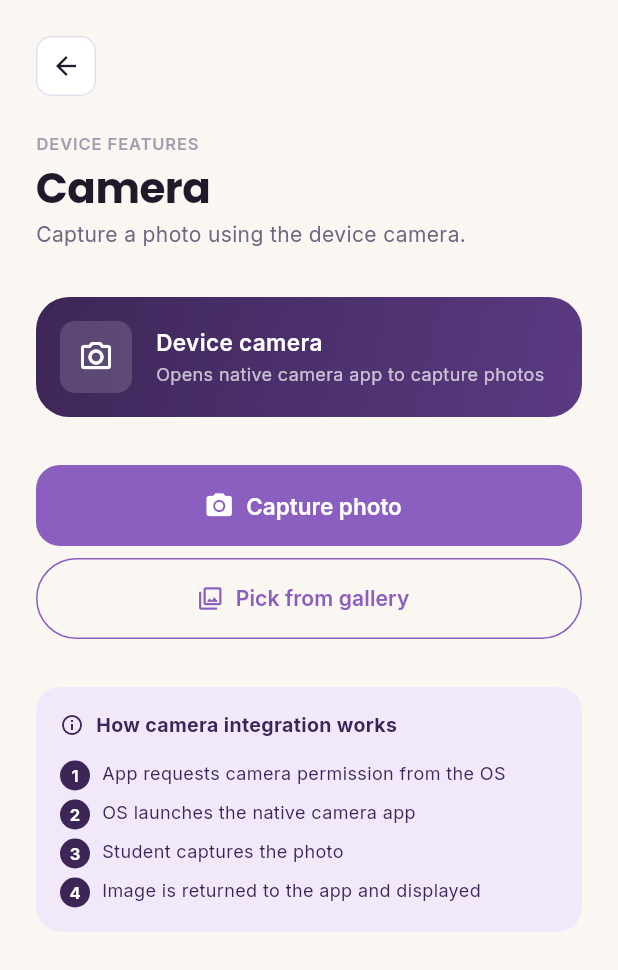
After one commit to wilkisterngatia-bit/student-portal, a Flutter app: the CameraScreen screen opened directly, after a tap on "Capture photo", on a phone screen of 412 x 824 dp. The commit adds this screen. Shown: the top 970 px of the screen. Run offline on Flutter 3.47's test engine with Material 3 defaults, Android fonts, the phone set to English and light mode, and no system bars; our stand-ins replace fl_chart, google_fonts, image_picker, local_auth, shared_preferences, sqflite; accounts and stored records are empty.

Commit message:
Batch 5 (Week 9): Added camera integration screen with photo capture and gallery picker using image_picker package

```diff
--- /dev/null
+++ b/lib/screens/camera_screen.dart
@@ -0,0 +1,395 @@
+import 'dart:io';
+import 'package:flutter/foundation.dart';
+import 'package:flutter/material.dart';
+import 'package:image_picker/image_picker.dart';
+import '../theme/app_theme.dart';
+import '../widgets/screen_header.dart';
+
+/// Week 9 — Camera Integration.
+///
+/// Demonstrates how a mobile application accesses the device camera
+/// to capture photos and display them within the app. Uses the
+/// image_picker package, which launches the phone's native camera
+/// app (or a file picker on web), handles runtime permission
+/// requests automatically, and returns the captured image file for
+/// display — exactly the pattern described in the Week 9 brief
+/// (request permission → launch camera → capture image → display).
+class CameraScreen extends StatefulWidget {
+  const CameraScreen({super.key});
+
+  @override
+  State<CameraScreen> createState() => _CameraScreenState();
+}
+
+class _CameraScreenState extends State<CameraScreen> {
+  final ImagePicker _picker = ImagePicker();
+  XFile? _capturedImage;
+  bool _isCapturing = false;
+  String? _errorMessage;
+
+  Future<void> _capturePhoto() async {
+    setState(() {
+      _isCapturing = true;
+      _errorMessage = null;
+    });
+
+    try {
+      // Launches the device camera. On physical Android/iOS, this
+      // opens the native camera app and waits for the student to
+      // take a photo. On Chrome web, it opens a file picker since
+      // browsers don't expose a camera shutter API.
+      final XFile? photo = await _picker.pickImage(
+        source: ImageSource.camera,
+        imageQuality: 85,
+        preferredCameraDevice: CameraDevice.rear,
+      );
+
+      if (!mounted) return;
+
+      if (photo != null) {
+        setState(() {
+          _capturedImage = photo;
+          _isCapturing = false;
+        });
+      } else {
+        // User cancelled — no photo taken.
+        setState(() => _isCapturing = false);
+      }
+    } catch (e) {
+      if (!mounted) return;
+      setState(() {
+        _isCapturing = false;
+        _errorMessage =
+            'Camera unavailable. On Chrome, use "Pick from gallery" instead — '
+            'the full camera shutter is only available on a physical device.';
+      });
+    }
+  }
+
+  Future<void> _pickFromGallery() async {
+    setState(() {
+      _isCapturing = true;
+      _errorMessage = null;
+    });
+
+    try {
+      final XFile? photo = await _picker.pickImage(
+        source: ImageSource.gallery,
+        imageQuality: 85,
+      );
+
+      if (!mounted) return;
+
+      if (photo != null) {
+        setState(() {
+          _capturedImage = photo;
+          _isCapturing = false;
+        });
+      } else {
+        setState(() => _isCapturing = false);
+      }
+    } catch (e) {
+      if (!mounted) return;
+      setState(() {
+        _isCapturing = false;
+        _errorMessage = 'Could not access gallery. Check app permissions.';
+      });
+    }
+  }
+
+  void _clearPhoto() {
+    setState(() {
+      _capturedImage = null;
+      _errorMessage = null;
+    });
+  }
+
+  Widget _buildImageDisplay() {
+    if (_capturedImage == null) return const SizedBox.shrink();
+
+    return Column(
+      crossAxisAlignment: CrossAxisAlignment.start,
+      children: [
+        const SizedBox(height: AppSpacing.lg),
+        Text('Captured photo', style: TextStyle(
+          fontSize: 14,
+          fontWeight: FontWeight.w600,
+          color: AppColors.textPrimary,
+        )),
+        const SizedBox(height: AppSpacing.sm),
+        ClipRRect(
+          borderRadius: BorderRadius.circular(AppRadius.md),
+          child: kIsWeb
+              ? Image.network(
+                  _capturedImage!.path,
+                  width: double.infinity,
+                  fit: BoxFit.cover,
+                  errorBuilder: (context, error, stackTrace) => Container(
+                    height: 200,
+                    color: AppColors.violetSoft,
+                    alignment: Alignment.center,
+                    child: const Text('Image preview unavailable on web'),
+                  ),
+                )
+              : Image.file(
+                  File(_capturedImage!.path),
+                  width: double.infinity,
+                  fit: BoxFit.cover,
+                ),
+        ),
+        const SizedBox(height: AppSpacing.md),
+
+        // Photo metadata
+        Container(
+          padding: const EdgeInsets.all(AppSpacing.md),
+          decoration: BoxDecoration(
+            color: AppColors.card,
+            borderRadius: BorderRadius.circular(AppRadius.md),
+            border: Border.all(color: AppColors.divider),
+          ),
+          child: Column(
+            crossAxisAlignment: CrossAxisAlignment.start,
+            children: [
+              _metaRow(Icons.image_outlined, 'File name',
+                  _capturedImage!.name),
+              const SizedBox(height: AppSpacing.sm),
+              _metaRow(Icons.check_circle_outline, 'Status',
+                  'Successfully captured'),
+            ],
+          ),
+        ),
+        const SizedBox(height: AppSpacing.md),
+        SizedBox(
+          width: double.infinity,
+          child: OutlinedButton.icon(
+            onPressed: _clearPhoto,
+            icon: const Icon(Icons.delete_outline, size: 18),
+            label: const Text('Clear photo'),
+            style: OutlinedButton.styleFrom(
+              foregroundColor: AppColors.coral,
+              side: const BorderSide(color: AppColors.coral),
+            ),
+          ),
+        ),
+      ],
+    );
+  }
+
+  Widget _metaRow(IconData icon, String label, String value) {
+    return Row(
+      crossAxisAlignment: CrossAxisAlignment.start,
+      children: [
+        Icon(icon, size: 16, color: AppColors.violet),
+        const SizedBox(width: 8),
+        Expanded(
+          child: Column(
+            crossAxisAlignment: CrossAxisAlignment.start,
+            children: [
+              Text(label,
+                  style: const TextStyle(
+                      fontSize: 11,
+                      color: AppColors.textMuted,
+                      fontWeight: FontWeight.w600)),
+              Text(value,
+                  style: const TextStyle(
+                      fontSize: 13, color: AppColors.textPrimary)),
+            ],
+          ),
+        ),
+      ],
+    );
+  }
+
+  @override
+  Widget build(BuildContext context) {
+    return Scaffold(
+      body: SafeArea(
+        child: SingleChildScrollView(
+          padding: const EdgeInsets.all(AppSpacing.lg),
+          child: Column(
+            crossAxisAlignment: CrossAxisAlignment.start,
+            children: [
+              const ScreenHeader(
+                  eyebrow: 'DEVICE FEATURES', title: 'Camera'),
+              const SizedBox(height: 4),
+              Text(
+                'Capture a photo using the device camera.',
+                style: Theme.of(context).textTheme.bodyMedium,
+              ),
+              const SizedBox(height: AppSpacing.xl),
+
+              // Camera info card
+              Container(
+                padding: const EdgeInsets.all(AppSpacing.md),
+                decoration: BoxDecoration(
+                  gradient: AppColors.heroGradient,
+                  borderRadius: BorderRadius.circular(AppRadius.lg),
+                ),
+                child: Row(
+                  children: [
+                    Container(
+                      width: 48,
+                      height: 48,
+                      decoration: BoxDecoration(
+                        color: Colors.white.withOpacity(0.15),
+                        borderRadius: BorderRadius.circular(AppRadius.sm),
+                      ),
+                      alignment: Alignment.center,
+                      child: const Icon(Icons.camera_alt_outlined,
+                          color: Colors.white, size: 24),
+                    ),
+                    const SizedBox(width: AppSpacing.md),
+                    const Expanded(
+                      child: Column(
+                        crossAxisAlignment: CrossAxisAlignment.start,
+                        children: [
+                          Text('Device camera',
+                              style: TextStyle(
+                                  color: Colors.white,
+                                  fontWeight: FontWeight.w600,
+                                  fontSize: 15)),
+                          SizedBox(height: 2),
+                          Text(
+                            'Opens native camera app to capture photos',
+                            style: TextStyle(
+                                color: Colors.white70, fontSize: 12),
+                          ),
+                        ],
+                      ),
+                    ),
+                  ],
+                ),
+              ),
+
+              const SizedBox(height: AppSpacing.xl),
+
+              // Capture button
+              ElevatedButton.icon(
+                onPressed: _isCapturing ? null : _capturePhoto,
+                icon: _isCapturing
+                    ? const SizedBox(
+                        width: 18,
+                        height: 18,
+                        child: CircularProgressIndicator(
+                            strokeWidth: 2, color: Colors.white))
+                    : const Icon(Icons.camera_alt, size: 20),
+                label: Text(_isCapturing ? 'Opening camera...' : 'Capture photo'),
+              ),
+
+              const SizedBox(height: AppSpacing.sm),
+
+              // Gallery fallback
+              SizedBox(
+                width: double.infinity,
+                child: OutlinedButton.icon(
+                  onPressed: _isCapturing ? null : _pickFromGallery,
+                  icon: const Icon(Icons.photo_library_outlined, size: 18),
+                  label: const Text('Pick from gallery'),
+                  style: OutlinedButton.styleFrom(
+                    foregroundColor: AppColors.violet,
+                    side: const BorderSide(color: AppColors.violet),
+                    minimumSize: const Size.fromHeight(54),
+                  ),
+                ),
+              ),
+
+              if (_errorMessage != null) ...[
+                const SizedBox(height: AppSpacing.md),
+                Container(
+                  padding: const EdgeInsets.all(AppSpacing.md),
+                  decoration: BoxDecoration(
+                    color: AppColors.amberSoft,
+                    borderRadius: BorderRadius.circular(AppRadius.sm),
+                  ),
+                  child: Row(
+                    crossAxisAlignment: CrossAxisAlignment.start,
+                    children: [
+                      const Icon(Icons.info_outline,
+                          size: 16, color: AppColors.amber),
+                      const SizedBox(width: 8),
+                      Expanded(
+                        child: Text(_errorMessage!,
+                            style: const TextStyle(
+                                fontSize: 12,
+                                color: AppColors.amber,
+                                height: 1.4)),
+                      ),
+                    ],
+                  ),
+                ),
+              ],
+
+              _buildImageDisplay(),
+
+              const SizedBox(height: AppSpacing.xl),
+
+              // How it works explanation
+              Container(
+                padding: const EdgeInsets.all(AppSpacing.md),
+                decoration: BoxDecoration(
+                  color: AppColors.violetSoft,
+                  borderRadius: BorderRadius.circular(AppRadius.md),
+                ),
+                child: Column(
+                  crossAxisAlignment: CrossAxisAlignment.start,
+                  children: [
+                    const Row(
+                      children: [
+                        Icon(Icons.info_outline,
+                            size: 16, color: AppColors.inkPlum),
+                        SizedBox(width: 8),
+                        Text('How camera integration works',
+                            style: TextStyle(
+                                fontSize: 13,
+                                fontWeight: FontWeight.w700,
+                                color: AppColors.inkPlum)),
+                      ],
+                    ),
+                    const SizedBox(height: 8),
+                    _stepRow('1', 'App requests camera permission from the OS'),
+                    _stepRow('2', 'OS launches the native camera app'),
+                    _stepRow('3', 'Student captures the photo'),
+                    _stepRow('4', 'Image is returned to the app and displayed'),
+                  ],
+                ),
+              ),
+            ],
+          ),
+        ),
+      ),
+    );
+  }
+
+  Widget _stepRow(String number, String text) {
+    return Padding(
+      padding: const EdgeInsets.only(top: 6),
+      child: Row(
+        crossAxisAlignment: CrossAxisAlignment.start,
+        children: [
+          Container(
+            width: 20,
+            height: 20,
+            decoration: BoxDecoration(
+              color: AppColors.inkPlum,
+              shape: BoxShape.circle,
+            ),
+            alignment: Alignment.center,
+            child: Text(number,
+                style: const TextStyle(
+                    color: Colors.white,
+                    fontSize: 11,
+                    fontWeight: FontWeight.w700)),
+          ),
+          const SizedBox(width: 8),
+          Expanded(
+            child: Text(text,
+                style: const TextStyle(
+                    fontSize: 12,
+                    color: AppColors.inkPlum,
+                    height: 1.4)),
+          ),
+        ],
+      ),
+    );
+  }
+}
--- a/lib/screens/dashboard_screen.dart
+++ b/lib/screens/dashboard_screen.dart
@@ -20,6 +20,7 @@ import 'library_screen.dart';
 import 'settings_screen.dart';
 import 'search_screen.dart';
 import 'gestures_demo_screen.dart';
+import 'camera_screen.dart';
 
 class DashboardScreen extends StatefulWidget {
   const DashboardScreen({super.key});
@@ -210,6 +211,8 @@ class _DashboardScreenState extends State<DashboardScreen> {
           AppColors.rose, const LibraryScreen()),
       _Feature('Gestures & input', 'Touch & keyboard demo', Icons.touch_app_outlined,
           AppColors.slate, const GesturesDemoScreen()),
+      _Feature('Camera', 'Capture photos', Icons.camera_alt_outlined,
+          AppColors.inkPlumDark, const CameraScreen()),
     ];
 
     return Scaffold(
```
Also changed, not shown: pubspec.yaml (+2 -106 lines), pubspec.lock, 7 other files.
